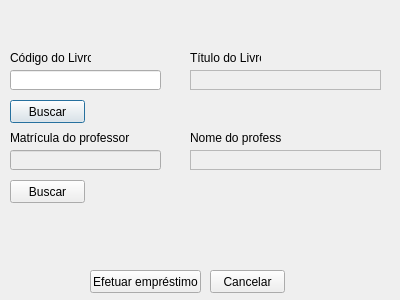
This is BibliotecaQT/professoremprestimodlg.ui in andersori/Projeto-BD as Qt 5 draws it before an edit. The edited form follows.
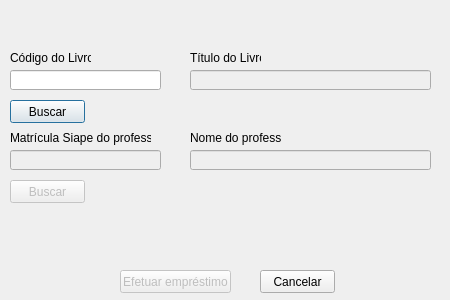
This is the edited form.

Diff of the .ui file:
```diff
--- a/BibliotecaQT/professoremprestimodlg.ui
+++ b/BibliotecaQT/professoremprestimodlg.ui
@@ -6,7 +6,7 @@
    <rect>
     <x>0</x>
     <y>0</y>
-    <width>400</width>
+    <width>450</width>
     <height>300</height>
    </rect>
   </property>
@@ -41,12 +41,12 @@
     <rect>
      <x>10</x>
      <y>130</y>
-     <width>121</width>
+     <width>141</width>
      <height>16</height>
     </rect>
    </property>
    <property name="text">
-    <string>Matrícula do professor</string>
+    <string>Matrícula Siape do professor</string>
    </property>
   </widget>
   <widget class="QLineEdit" name="lineEdit_2">
@@ -102,6 +102,9 @@
    </property>
   </widget>
   <widget class="QPushButton" name="empButtonProf2">
+   <property name="enabled">
+    <bool>false</bool>
+   </property>
    <property name="geometry">
     <rect>
      <x>10</x>
@@ -115,9 +118,12 @@
    </property>
   </widget>
   <widget class="QPushButton" name="efetuarEmprestimoButton_3">
+   <property name="enabled">
+    <bool>false</bool>
+   </property>
    <property name="geometry">
     <rect>
-     <x>90</x>
+     <x>120</x>
      <y>270</y>
      <width>111</width>
      <height>23</height>
@@ -130,7 +136,7 @@
   <widget class="QPushButton" name="ButtonCancelarEmpP">
    <property name="geometry">
     <rect>
-     <x>210</x>
+     <x>260</x>
      <y>270</y>
      <width>75</width>
      <height>23</height>
@@ -140,7 +146,7 @@
     <string>Cancelar</string>
    </property>
   </widget>
-  <widget class="QTableView" name="tituloLivroPr">
+  <widget class="QLineEdit" name="tituloLivroPr">
    <property name="enabled">
     <bool>false</bool>
    </property>
@@ -148,12 +154,18 @@
     <rect>
      <x>190</x>
      <y>70</y>
-     <width>191</width>
+     <width>241</width>
      <height>20</height>
     </rect>
    </property>
+   <property name="minimumSize">
+    <size>
+     <width>241</width>
+     <height>0</height>
+    </size>
+   </property>
   </widget>
-  <widget class="QTableView" name="nomeProf">
+  <widget class="QLineEdit" name="nomeProf">
    <property name="enabled">
     <bool>false</bool>
    </property>
@@ -161,7 +173,7 @@
     <rect>
      <x>190</x>
      <y>150</y>
-     <width>191</width>
+     <width>241</width>
      <height>20</height>
     </rect>
    </property>
```
Left out of the diff: 12 changed lines with no effect on the pictures.
